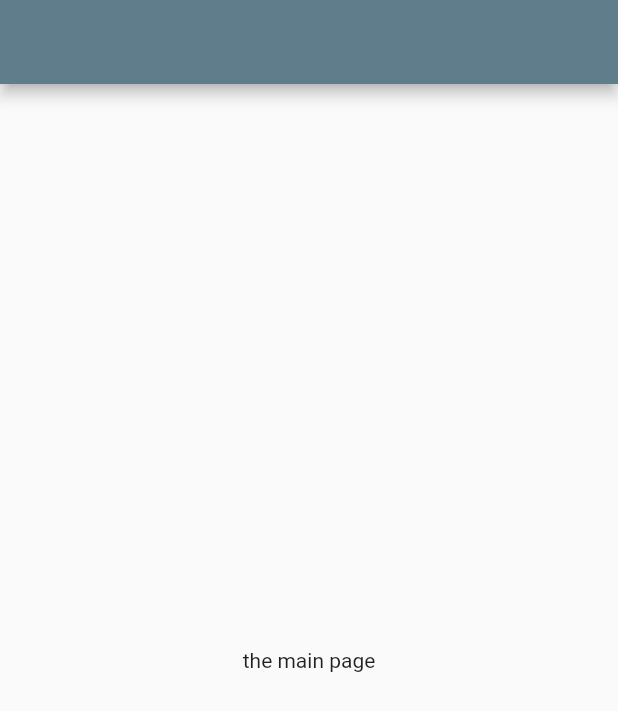
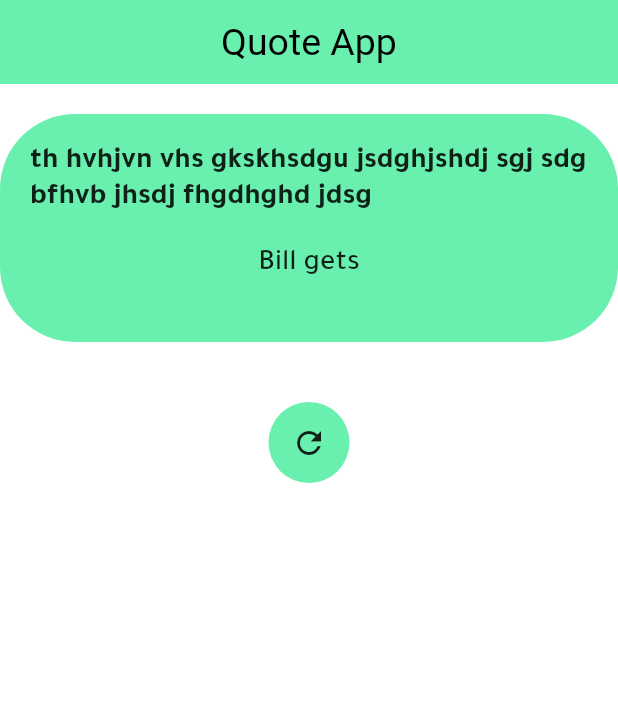
Before and after one commit to AbdullahShweikani/new_clean, a Flutter app: the screen it shows after launch, on a phone screen of 412 x 824 dp. Shown: the top 711 px of the screen. Run offline on Flutter 3.47's test engine with Material 2 defaults, Android fonts, the phone set to English and light mode, and no system bars; our stand-ins replace fluttertoast.

Commit message:
ui reade

```diff
--- a/lib/config/them/app_theme.dart
+++ b/lib/config/them/app_theme.dart
@@ -3,22 +3,21 @@ import 'package:new_clear/core/utils/app_colors.dart';
 import 'package:new_clear/core/utils/app_string.dart';
 
 ThemeData appTheme() {
-
-
   return ThemeData(
       primaryColor: AppColors.primary,
       hintColor: AppColors.hint,
       scaffoldBackgroundColor: Colors.white60,
       brightness: Brightness.light,
       fontFamily: AppString.fontFamily,
+      appBarTheme: AppBarTheme(
+          color: AppColors.primary,
+          elevation: 0,
+          centerTitle: true,
+          titleTextStyle: const TextStyle(color: Colors.black, fontSize: 25)),
       textTheme: const TextTheme(
-
           button: TextStyle(
         fontWeight: FontWeight.w500,
         fontSize: 16,
         color: Colors.blueGrey,
-    )
-  )
-
-);
+      )));
 }
--- a/lib/core/utils/app_colors.dart
+++ b/lib/core/utils/app_colors.dart
@@ -3,6 +3,6 @@ import 'package:flutter/material.dart';
 
 class AppColors{
 
-  static Color primary=Colors.blueAccent;
+  static Color primary=Colors.greenAccent;
   static Color hint=Colors.grey;
 }
--- a/lib/core/utils/constants.dart
+++ b/lib/core/utils/constants.dart
@@ -36,7 +36,7 @@ class Constants {
   }
 
   static void showToast(
-      {required BuildContext context,
+      {
       required String message,
       Color? color,
       ToastGravity? gravity}) {
--- /dev/null
+++ b/lib/core/utils/madia_query_value.dart
@@ -0,0 +1,9 @@
+import 'package:flutter/material.dart';
+
+extension MediaQueryValue on BuildContext{
+
+  double get height=>MediaQuery.of(this).size.height;
+  double get width=>MediaQuery.of(this).size.width;
+  double get button=>MediaQuery.of(this).viewInsets.bottom;
+  double get toPadding=>MediaQuery.of(this).viewPadding.top;
+}
--- a/lib/features/random_quote/presentation/pages/quote_page.dart
+++ b/lib/features/random_quote/presentation/pages/quote_page.dart
@@ -1,21 +1,35 @@
 import 'package:flutter/material.dart';
-import 'package:new_clear/core/utils/constants.dart';
+import 'package:new_clear/core/utils/app_colors.dart';
+import 'package:new_clear/core/utils/app_string.dart';
+import 'package:new_clear/features/random_quote/presentation/widgets/quote_page/quote_container.dart';
 
 class QuotePage extends StatelessWidget {
   const QuotePage({Key? key}) : super(key: key);
 
   @override
   Widget build(BuildContext context) {
+    final appbar = AppBar(
+      title: const Text(AppString.appName),
+    );
     return Scaffold(
-      appBar: AppBar(
-        backgroundColor: Colors.blueGrey,
-      ),
-      body: InkWell(
-          onTap: () {
-            Constants.showToast(context: context, message: "hi Abdullah");
-          },
-          child: const Center(child: Text('the main page'))),
+      appBar: appbar,
+      body: _buildBody(),
     );
   }
+
+  Widget _buildBody() => Column(
+        mainAxisAlignment: MainAxisAlignment.start,
+        children: [
+          const QuoteContainer(),
+          Container(
+            decoration: BoxDecoration(
+              borderRadius: BorderRadius.circular(30),
+              color: AppColors.primary,
+            ),
+            margin: const EdgeInsets.all(20),
+            padding: const EdgeInsets.all(15),
+            child: const Icon(Icons.refresh),
+          ),
+        ],
+      );
 }
-//lfjijdfijfdi
--- /dev/null
+++ b/lib/features/random_quote/presentation/widgets/quote_page/quote_container.dart
@@ -0,0 +1,32 @@
+import 'package:flutter/material.dart';
+import 'package:new_clear/core/utils/app_colors.dart';
+
+class QuoteContainer extends StatelessWidget {
+  const QuoteContainer({Key? key}) : super(key: key);
+
+  @override
+  Widget build(BuildContext context) {
+    return Container(
+      padding: const EdgeInsets.all(20),
+      margin: const EdgeInsets.symmetric(vertical: 20),
+      decoration: BoxDecoration(
+        color: AppColors.primary,
+        borderRadius: BorderRadius.circular(50),
+      ),
+      child:  Center(
+        child: Column(
+          children:  [
+            const Text(
+              "th hvhjvn vhs gkskhsdgu jsdghjshdj sgj sdg  bfhvb jhsdj fhgdhghd jdsg",
+              style: TextStyle(fontSize: 20, fontWeight: FontWeight.bold),
+
+            ),
+            Container(
+              margin: const EdgeInsets.all(20),
+              child: const Text('Bill gets',style: TextStyle(fontSize: 20, fontWeight: FontWeight.w500),),),
+          ],
+        ),
+      ),
+    );
+  }
+}
--- a/lib/main.dart
+++ b/lib/main.dart
@@ -1,6 +1,6 @@
 import 'package:flutter/material.dart';
 import 'package:new_clear/config/routes/app_routes.dart';
-import 'package:new_clear/core/utils/app_colors.dart';
+import 'package:new_clear/config/them/app_theme.dart';
 import 'package:new_clear/core/utils/app_string.dart';
 
 void main() {
@@ -15,9 +15,7 @@ class MyApp extends StatelessWidget {
   Widget build(BuildContext context) {
     return MaterialApp(
       title: AppString.appName,
-      theme: ThemeData(
-        primaryColor: AppColors.primary,
-      ),
+      theme: appTheme(),
       debugShowCheckedModeBanner: false,
       onGenerateRoute: AppRoutes.onGenerateRoute,
     );
```
Lines whose indentation alone changed are shown as unchanged.
